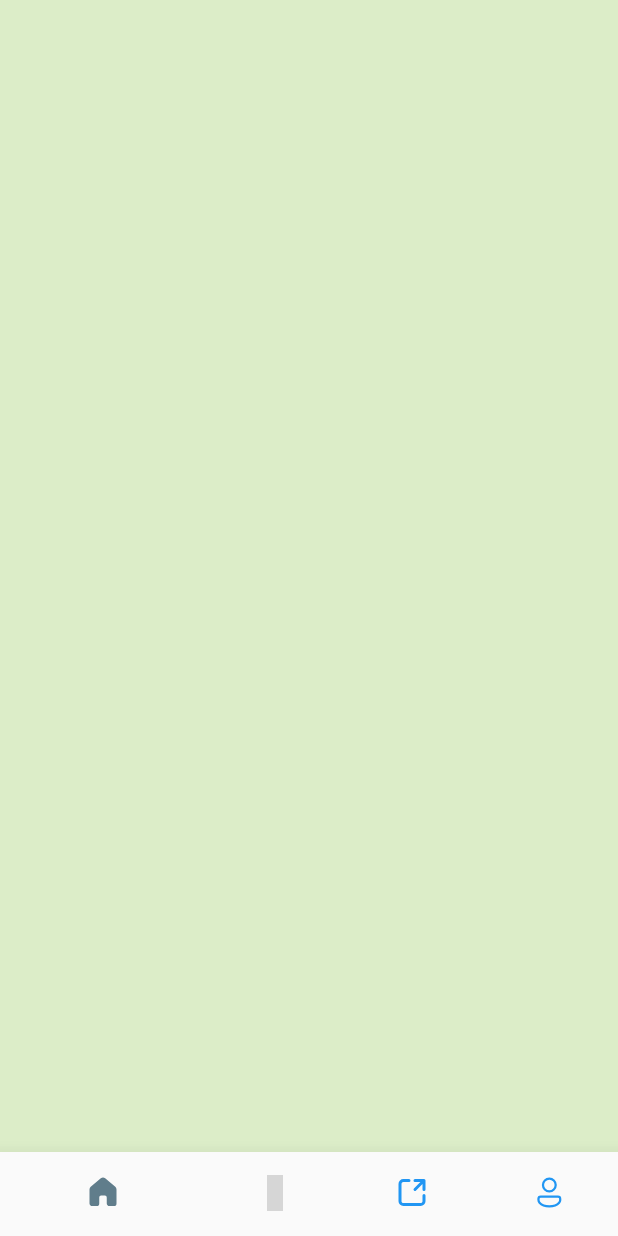
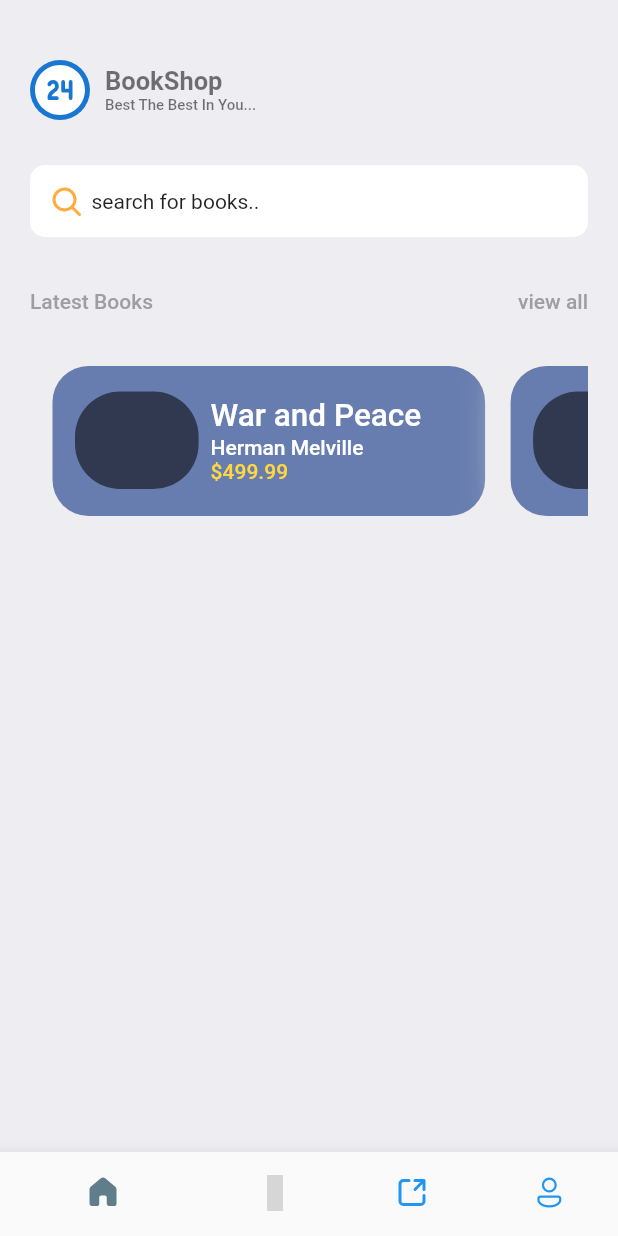
Before and after one commit to theclassical-dev/bookshop-app, a Flutter app: the screen it shows after launch, after a tap on "Get Started", on a phone screen of 412 x 824 dp. Run offline on Flutter 3.47's test engine with Material 2 defaults, Android fonts, the phone set to English and light mode, and no system bars; our stand-ins replace fluentui_icons, gap, get; grey boxes are pictures that could not be loaded.

Commit message:
updates + bookList created

```diff
--- a/lib/screens/home_screen.dart
+++ b/lib/screens/home_screen.dart
@@ -1,6 +1,12 @@
+import 'package:bookshop/widgets/book_list.dart';
+import 'package:bookshop/widgets/top_logo_widget.dart';
+import 'package:fluentui_icons/fluentui_icons.dart';
 import 'package:flutter/cupertino.dart';
 import 'package:flutter/material.dart';
+import 'package:gap/gap.dart';
 
+import '../utils/app_info.dart';
+import '../utils/app_layout.dart';
 import '../utils/app_styles.dart';
 
 class HomeScreen extends StatelessWidget {
@@ -10,6 +16,53 @@ class HomeScreen extends StatelessWidget {
   Widget build(BuildContext context) {
     return Scaffold(
       backgroundColor: Styles.bgColor,
+      body: ListView(
+        children: [
+          Container(
+            padding: const EdgeInsets.symmetric(horizontal: 20),
+            child: Column(
+              children: [
+                Gap(40),
+                const TopLogoWidget(isColor: false, alignment: MainAxisAlignment.start,),
+                Gap(AppLayout.getHeight(30)),
+                Container(
+                  // height: AppLayout.getHeight(30),
+                  decoration: BoxDecoration(
+                    borderRadius: BorderRadius.circular(10),
+                    color: Colors.white
+                  ),
+                  padding: EdgeInsets.symmetric(vertical: AppLayout.getHeight(12), horizontal: AppLayout.getHeight(12)),
+                  child: Row(
+                    children: [
+                      const Icon(FluentSystemIcons.ic_fluent_search_filled, color: Colors.orangeAccent,),
+                      Gap(AppLayout.getHeight(5)),
+                      const Text("search for books..")
+                    ],
+                  )
+                ),
+                Gap(AppLayout.getHeight(35)),
+                Row(
+                  mainAxisAlignment: MainAxisAlignment.spaceBetween,
+                  children: [
+                    Text("Latest Books", style: Styles.headLineStyle4,),
+                    Text("view all", style: Styles.headLineStyle4,),
+
+                  ],
+                ),
+                Gap(AppLayout.getHeight(30)),
+                SingleChildScrollView(
+                  scrollDirection: Axis.horizontal,
+                  padding: EdgeInsets.only(left: 15),
+                  child: Row(
+                      children: latestList.map((singleBook) => Books(book: singleBook)).toList()
+                  ),
+                )
+
+              ],
+            ),
+          )
+        ],
+      )
     );
   }
 }
--- a/lib/screens/welcome_screen.dart
+++ b/lib/screens/welcome_screen.dart
@@ -1,5 +1,6 @@
 import 'package:bookshop/screens/bottom_bar.dart';
 import 'package:bookshop/widgets/round_book_icon.dart';
+import 'package:bookshop/widgets/top_logo_widget.dart';
 import 'package:fluentui_icons/fluentui_icons.dart';
 import 'package:flutter/cupertino.dart';
 import 'package:flutter/material.dart';
@@ -15,31 +16,16 @@ class WelcomeScreen extends StatelessWidget {
   Widget build(BuildContext context) {
     return Scaffold(
       backgroundColor: Colors.blue,
-      body: ListView(
-            padding: EdgeInsets.symmetric(horizontal: AppLayout.getHeight(80), vertical: AppLayout.getHeight(400)),
+      body: Container(
+        padding: const EdgeInsets.symmetric(horizontal: 30),
+        child: Column(
+          mainAxisAlignment: MainAxisAlignment.center,
           children: [
+            const Gap(300),
+            const TopLogoWidget(alignment: MainAxisAlignment.center,),
+            Gap(AppLayout.getHeight(20)),
             Row(
-                mainAxisAlignment: MainAxisAlignment.start,
-                crossAxisAlignment: CrossAxisAlignment.center,
-                children: [
-                  const CircleAvatar(
-                    child: Icon(FluentSystemIcons.ic_fluent_access_time_filled, color: Colors.white, size: 40,),
-                  ),
-                  Gap(AppLayout.getHeight(12)),
-                  Column(
-                    crossAxisAlignment: CrossAxisAlignment.start,
-                    children: [
-                      Text("BookShop", style: Styles.headLineStyle2),
-                      Text("Best The Best In You...", style: Styles.textStyle.copyWith(
-                        fontWeight: FontWeight.w500, fontSize: 10
-                      )),
-
-                    ],
-                  ),
-                ],
-              ),
-              Gap(AppLayout.getHeight(30)),
-              Row(
+              mainAxisAlignment: MainAxisAlignment.center,
               children: [
                 const BookIcon(icon: FluentSystemIcons.ic_fluent_book_formula_text_regular,),
                 Gap(AppLayout.getHeight(10)),
@@ -48,7 +34,7 @@ class WelcomeScreen extends StatelessWidget {
                 const BookIcon(icon: FluentSystemIcons.ic_fluent_book_formula_text_regular,),
               ],
             ),
-              Gap(AppLayout.getHeight(30)),
+            Gap(AppLayout.getHeight(20)),
             Container(
               padding: const EdgeInsets.all(20),
               decoration: BoxDecoration(
@@ -65,6 +51,7 @@ class WelcomeScreen extends StatelessWidget {
             )
           ],
         ),
+      ),
     );
   }
 }
--- /dev/null
+++ b/lib/utils/app_info.dart
@@ -0,0 +1,73 @@
+List<Map<String, dynamic>> latestList = [
+  {
+    'image': '',
+    'title': 'War and Peace',
+    'author': 'Herman Melville',
+    'price': '499.99',
+  },
+  {
+    'image': '',
+    'title': 'War and Peace',
+    'author': 'Herman Melville',
+    'price': '490.99',
+  },
+  {
+    'image': '',
+    'title': 'War and Peace',
+    'author': 'Herman Melville',
+    'price': '499.99',
+  },
+  {
+    'image': '',
+    'title': 'War and Peace',
+    'author': 'Herman Melville',
+    'price': '499.99',
+  }
+];
+
+List<Map<String, dynamic>> bookList = [
+  {
+    'image': '',
+    'title': 'The Divine Comedy',
+    'author': 'Dante Alighieri',
+    'price': '499.99',
+  }
+];
+
+List<Map<String, dynamic>> authorList = [
+  {
+    'name': 'Dante Alighieri',
+    'bookPublished': '400+',
+    'location': 'USA',
+  },
+  {
+    'name': 'Dante Alighieri',
+    'bookPublished': '400+',
+    'location': 'USA',
+  },
+  {
+    'name': 'Dante Alighieri',
+    'bookPublished': '400+',
+    'location': 'USA',
+  },
+  {
+    'name': 'Dante Alighieri',
+    'bookPublished': '400+',
+    'location': 'USA',
+  }
+];
+
+List<Map<String, dynamic>> categoryList = [
+  {
+    'name':'Romantic'
+  },
+  {
+    'name':'Psychological'
+  },
+  {
+    'name':'Friendly'
+  },
+  {
+    'name':'History'
+  }
+];
--- a/lib/utils/app_styles.dart
+++ b/lib/utils/app_styles.dart
@@ -5,7 +5,7 @@ Color primary = const Color(0xFF687daf);
 class Styles{
   static Color primaryColor = primary;
   static Color textColor = const Color(0xFF3b3b3b);
-  static Color bgColor = const Color(0xFFDCEDC8);
+  static Color bgColor = const Color(0xFFeeedf2);
   static Color orangeColor = const Color(0xFFF37B67);
   static Color kakiColor = const Color(0xFFd2bdb6);
   static TextStyle textStyle = TextStyle(fontSize: 16, color: textColor, fontWeight: FontWeight.w500);
--- /dev/null
+++ b/lib/widgets/book_list.dart
@@ -0,0 +1,65 @@
+import 'package:flutter/cupertino.dart';
+import 'package:flutter/material.dart';
+import 'package:gap/gap.dart';
+
+import '../utils/app_layout.dart';
+import '../utils/app_styles.dart';
+
+class Books extends StatelessWidget {
+  final Map<String, dynamic> book;
+  const Books({Key? key, required this.book}) : super(key: key);
+
+  @override
+  Widget build(BuildContext context) {
+    final size = AppLayout.getSize(context);
+    return Container(
+      width: size.width*0.7,
+      height: AppLayout.getHeight(100),
+      padding: EdgeInsets.symmetric(horizontal: AppLayout.getHeight(15), vertical: AppLayout.getWeight(17)),
+      margin: const EdgeInsets.only(right: 17, top: 5),
+      decoration: BoxDecoration(
+        color: Styles.primaryColor,
+        borderRadius: BorderRadius.circular(24),
+        boxShadow: [
+          BoxShadow(
+            color: Colors.grey.shade200,
+            blurRadius: 20,
+            spreadRadius: 5
+          )
+        ]
+      ),
+      child: Column(
+        children: [
+          Row(
+            mainAxisAlignment: MainAxisAlignment.start,
+            children: [
+              Container(
+                width: size.width*0.2,
+                height: AppLayout.getHeight(65),
+                decoration: BoxDecoration(
+                    color: Colors.black54,
+                    borderRadius: BorderRadius.circular(30)
+                ),
+              ),
+              Gap(AppLayout.getHeight(8)),
+              Column(
+                crossAxisAlignment: CrossAxisAlignment.start,
+                children: [
+                  Text(book['title'], style: Styles.headLineStyle3.copyWith(
+                  color: Colors.white
+              ),),
+                  Text(book['author'], style: Styles.headLineStyle4.copyWith(
+                    color: Colors.white
+                  ),),
+                  Text("\$${book['price']}", style: Styles.headLineStyle4.copyWith(
+                    color: Colors.amberAccent
+                  ),)
+                ],
+              )
+              ],
+          ),
+        ],
+      ),
+    );
+  }
+}
--- /dev/null
+++ b/lib/widgets/top_logo_widget.dart
@@ -0,0 +1,36 @@
+import 'package:fluentui_icons/fluentui_icons.dart';
+import 'package:flutter/cupertino.dart';
+import 'package:flutter/material.dart';
+import 'package:gap/gap.dart';
+
+import '../utils/app_layout.dart';
+import '../utils/app_styles.dart';
+
+class TopLogoWidget extends StatelessWidget {
+  final bool? isColor;
+  final MainAxisAlignment alignment;
+  const TopLogoWidget({Key? key, this.isColor, required this.alignment}) : super(key: key);
+
+  @override
+  Widget build(BuildContext context) {
+    return Row(
+      mainAxisAlignment: alignment,
+      children: [
+        const CircleAvatar(
+          child: Icon(FluentSystemIcons.ic_fluent_access_time_filled, color: Colors.white, size: 40,),
+        ),
+        Gap(AppLayout.getHeight(10)),
+        Column(
+          crossAxisAlignment: CrossAxisAlignment.start,
+          children: [
+            Text("BookShop", style: Styles.headLineStyle2.copyWith(color: isColor==null ? Colors.white : Colors.black54)),
+            Text("Best The Best In You...", style: Styles.textStyle.copyWith(
+                fontWeight: FontWeight.w500, fontSize: 10, color: isColor==null ? Colors.white: Colors.black54,
+            )),
+
+          ],
+        ),
+      ],
+    );
+  }
+}
```
Lines whose indentation alone changed are shown as unchanged.
